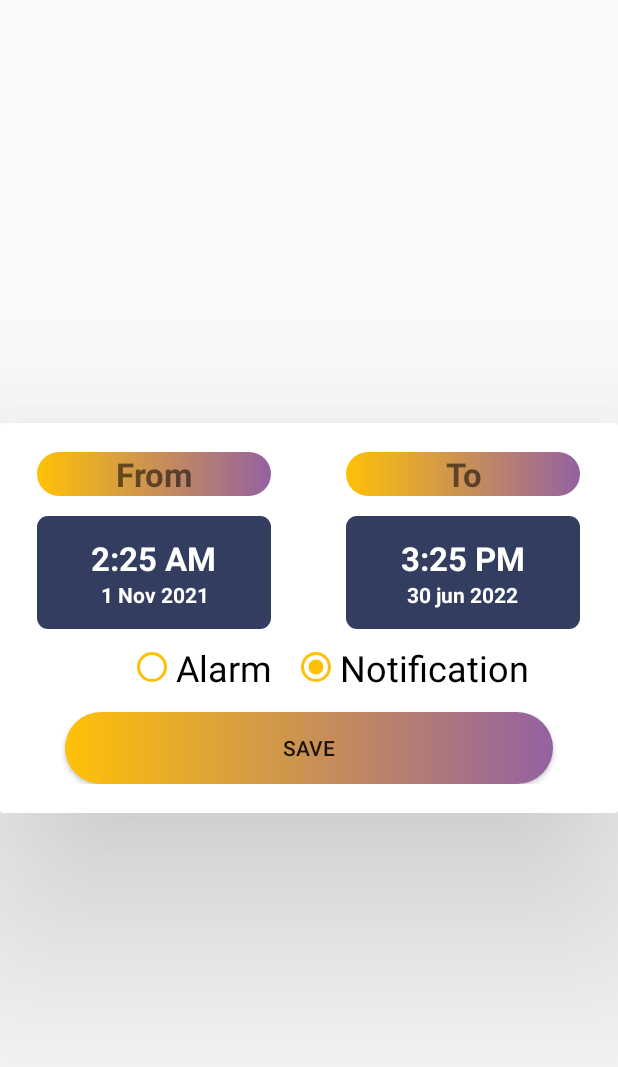
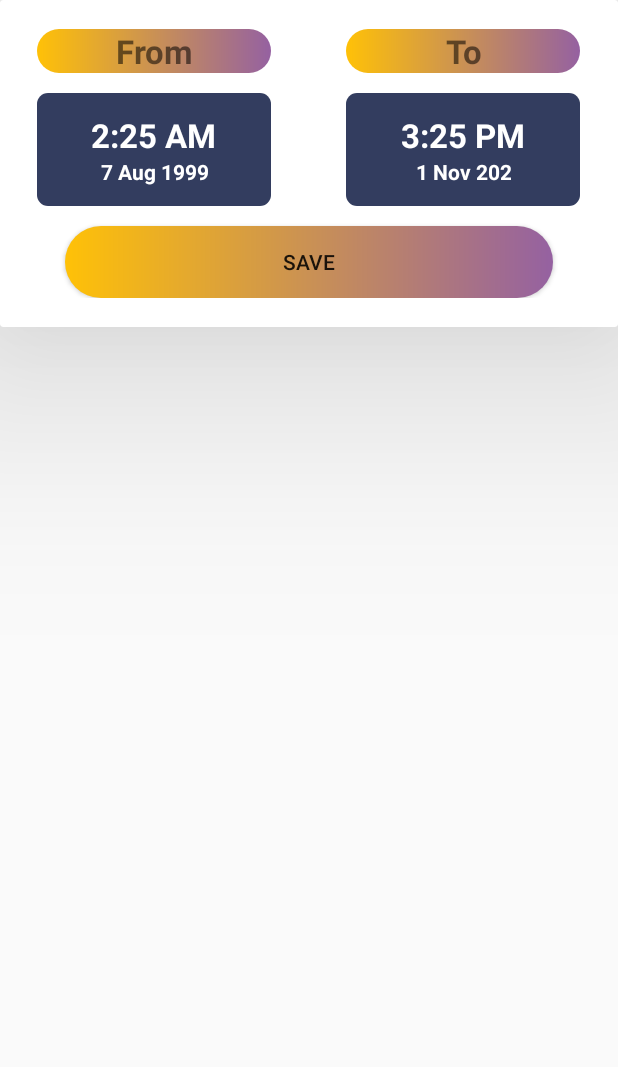
Before and after one commit to AbdElrahman-Rafaat-Amer/WeatherApp, an Android app: the layout alert_layout.xml on its own in the app's theme, with its tools: preview values and no code run, on a phone screen of 412 x 824 dp. Shown: the top 1067 px of the screen. Run offline under Robolectric (Android 15) with nearby library versions, the light colour scheme and no system bars; network calls fail.

Commit message:
enhancement code
check date when add alert

```diff
--- a/app/build.gradle
+++ b/app/build.gradle
@@ -50,7 +50,7 @@ dependencies {
     implementation 'androidx.preference:preference-ktx:1.2.0'
 
     //Worker Manger
-    implementation 'androidx.work:work-runtime:2.7.1'
+    implementation "androidx.work:work-runtime-ktx:2.7.1"
 
     //Location
     implementation 'com.google.android.gms:play-services-location:20.0.0'
@@ -91,9 +91,6 @@ dependencies {
     implementation 'com.github.bumptech.glide:glide:4.13.2'
     annotationProcessor 'com.github.bumptech.glide:compiler:4.13.2'
 
-    //Shimmer Animation
-    implementation 'com.facebook.shimmer:shimmer:0.5.0@aar'
-
     //Room
     implementation "androidx.room:room-ktx:2.4.3"
     implementation "androidx.room:room-runtime:2.4.3"
--- a/app/src/main/java/com/abdelrahman/rafaat/weatherapp/alert/view/OnAlertDeleteClickListener.kt
+++ b/app/src/main/java/com/abdelrahman/rafaat/weatherapp/alert/view/OnAlertDeleteClickListener.kt
@@ -1,5 +1,5 @@
 package com.abdelrahman.rafaat.weatherapp.alert.view
 
 interface OnAlertDeleteClickListener {
-    fun delete(id: Int)
+    fun delete(id: Int, tag: Long)
 }
--- a/app/src/main/java/com/abdelrahman/rafaat/weatherapp/database/AppDataBase.kt
+++ b/app/src/main/java/com/abdelrahman/rafaat/weatherapp/database/AppDataBase.kt
@@ -13,7 +13,7 @@ import com.abdelrahman.rafaat.weatherapp.model.WeatherResponse
 
 @Database(
     entities = [WeatherResponse::class, FavoritePlaces::class, SavedAddress::class, SavedAlerts::class],
-    version = 15
+    version = 16
 )
 @TypeConverters(DataConverter::class)
 abstract class AppDataBase : RoomDatabase() {
--- a/app/src/main/java/com/abdelrahman/rafaat/weatherapp/database/LocaleSource.kt
+++ b/app/src/main/java/com/abdelrahman/rafaat/weatherapp/database/LocaleSource.kt
@@ -18,9 +18,9 @@ interface LocaleSource {
     suspend fun insertAddressToRoom(address: SavedAddress)
 
     //Alerts
-    suspend fun getStoredAlerts(): List<SavedAlerts>?
-    suspend fun insertAlertToRoom(alerts: SavedAlerts)
-    suspend fun deleteAlertFromRoom(id: Int)
+    suspend fun getStoredAlerts(): List<SavedAlerts>
+    suspend fun insertAlertToRoom(alerts: SavedAlerts) : Long
+    suspend fun deleteAlertFromRoom(id: Int) : Int
     suspend fun getAlertFromRoom(id: Int): SavedAlerts
 
     //Favorites
--- a/app/src/main/java/com/abdelrahman/rafaat/weatherapp/favoriteplaces/view/FavoriteDetailsFragment.kt
+++ b/app/src/main/java/com/abdelrahman/rafaat/weatherapp/favoriteplaces/view/FavoriteDetailsFragment.kt
@@ -1,8 +1,6 @@
 package com.abdelrahman.rafaat.weatherapp.favoriteplaces.view
 
-
 import android.os.Bundle
-import android.util.Log
 import com.abdelrahman.rafaat.weatherapp.utils.getAddress
 import android.view.LayoutInflater
 import android.view.View
@@ -92,7 +90,6 @@ class FavoriteDetailsFragment : Fragment() {
 
     private fun observeViewModel() {
         viewModel.selectedFavoritePlaces.observe(viewLifecycleOwner) {
-            Log.i("Favorite", "observeViewModel: it---------------------> $it")
             when (it) {
                 is WeatherResponse -> {
                     assignDataToView(it)
--- a/app/src/main/java/com/abdelrahman/rafaat/weatherapp/model/RepositoryInterface.kt
+++ b/app/src/main/java/com/abdelrahman/rafaat/weatherapp/model/RepositoryInterface.kt
@@ -29,9 +29,9 @@ interface RepositoryInterface {
 
 
     //Alerts
-    suspend fun insertAlertToRoom(savedAlerts: SavedAlerts)
-    suspend fun getStoredAlerts(): List<SavedAlerts>?
-    suspend fun deleteAlertFromRoom(id: Int)
+    suspend fun insertAlertToRoom(savedAlerts: SavedAlerts): Long
+    suspend fun getStoredAlerts(): List<SavedAlerts>
+    suspend fun deleteAlertFromRoom(id: Int): Int
     suspend fun getAlertFromRoom(id: Int): SavedAlerts
 
 
--- a/app/src/main/java/com/abdelrahman/rafaat/weatherapp/model/SavedAlerts.kt
+++ b/app/src/main/java/com/abdelrahman/rafaat/weatherapp/model/SavedAlerts.kt
@@ -23,6 +23,9 @@ class SavedAlerts(
     @ColumnInfo(name = "repetitions")
     var repetitions: Long,
 
+    @ColumnInfo(name = "tag")
+    var tag: Long,
+
     @PrimaryKey(autoGenerate = true)
     @NonNull
     val id: Int? = null,
--- a/app/src/main/res/layout/alert_layout.xml
+++ b/app/src/main/res/layout/alert_layout.xml
@@ -1,40 +1,28 @@
 <?xml version="1.0" encoding="utf-8"?>
-<androidx.constraintlayout.widget.ConstraintLayout xmlns:android="http://schemas.android.com/apk/res/android"
+<androidx.cardview.widget.CardView xmlns:android="http://schemas.android.com/apk/res/android"
     xmlns:app="http://schemas.android.com/apk/res-auto"
     android:id="@+id/alertLayout_ConstraintLayout"
-    android:layout_width="match_parent"
-    android:layout_height="match_parent">
-
-    <androidx.cardview.widget.CardView
     android:layout_width="match_parent"
     android:layout_height="wrap_content"
     android:elevation="@dimen/_70sdp"
     android:outlineAmbientShadowColor="@color/black"
     android:outlineSpotShadowColor="@color/black"
-        app:cardElevation="@dimen/_70sdp"
-        app:layout_constraintBottom_toBottomOf="parent"
-        app:layout_constraintTop_toTopOf="parent">
+    app:cardElevation="@dimen/_70sdp">
 
     <androidx.constraintlayout.widget.ConstraintLayout
         android:layout_width="match_parent"
         android:layout_height="match_parent"
-            android:paddingTop="@dimen/_15sdp"
-            android:paddingBottom="@dimen/_15sdp">
+        android:paddingVertical="@dimen/_15sdp">
 
         <LinearLayout
-                android:id="@+id/parent_Linear"
-                android:layout_width="match_parent"
+            android:id="@+id/startLiner"
+            android:layout_width="0dp"
             android:layout_height="wrap_content"
-                android:orientation="horizontal"
-                android:weightSum="2"
+            android:layout_weight="1"
+            android:orientation="vertical"
+            app:layout_constraintStart_toStartOf="parent"
             app:layout_constraintTop_toTopOf="parent"
-                android:baselineAligned="false">
-
-                <LinearLayout
-                    android:layout_width="wrap_content"
-                    android:layout_height="match_parent"
-                    android:layout_weight="1"
-                    android:orientation="vertical">
+            app:layout_constraintWidth_percent="0.5">
 
             <TextView
                 android:id="@+id/alert_from"
@@ -62,7 +50,7 @@
                     android:layout_width="wrap_content"
                     android:layout_height="wrap_content"
                     android:layout_gravity="center"
-                            android:text="2:25 AM"
+                    android:text="@string/start_time"
                     android:textAlignment="center"
                     android:textColor="@color/white"
                     android:textSize="@dimen/_17sdp"
@@ -75,7 +63,7 @@
                     android:layout_width="wrap_content"
                     android:layout_height="wrap_content"
                     android:layout_gravity="center"
-                            android:text="1 Nov 2021"
+                    android:text="@string/start_date"
                     android:textAlignment="center"
                     android:textColor="@color/white"
                     android:textStyle="bold"
@@ -85,10 +73,14 @@
         </LinearLayout>
 
         <LinearLayout
-                    android:layout_width="wrap_content"
-                    android:layout_height="match_parent"
+            android:id="@+id/endLiner"
+            android:layout_width="0dp"
+            android:layout_height="wrap_content"
             android:layout_weight="1"
-                    android:orientation="vertical">
+            android:orientation="vertical"
+            app:layout_constraintEnd_toEndOf="parent"
+            app:layout_constraintTop_toTopOf="parent"
+            app:layout_constraintWidth_percent="0.5">
 
             <TextView
                 android:id="@+id/alert_to"
@@ -116,7 +108,7 @@
                     android:layout_width="wrap_content"
                     android:layout_height="wrap_content"
                     android:layout_gravity="center"
-                            android:text="3:25 PM"
+                    android:text="@string/end_time"
                     android:textAlignment="center"
                     android:textColor="@color/white"
                     android:textSize="@dimen/_17sdp"
@@ -129,7 +121,7 @@
                     android:layout_width="wrap_content"
                     android:layout_height="wrap_content"
                     android:layout_gravity="center"
-                            android:text="30 jun 2022"
+                    android:text="@string/end_date"
                     android:textAlignment="center"
                     android:textColor="@color/white"
                     android:textStyle="bold"
@@ -138,9 +130,19 @@
             </LinearLayout>
         </LinearLayout>
 
-            </LinearLayout>
 
-            <RadioGroup
+        <Button
+            android:id="@+id/alert_save_button"
+            android:layout_width="@dimen/_250sdp"
+            android:layout_height="wrap_content"
+            android:layout_marginTop="@dimen/_10sdp"
+            android:background="@drawable/bg_gradient"
+            android:text="@string/alert_save_button"
+            app:layout_constraintEnd_toEndOf="parent"
+            app:layout_constraintStart_toStartOf="parent"
+            app:layout_constraintTop_toBottomOf="@+id/endLiner" />
+
+        <!-- <RadioGroup
              android:id="@+id/alarm_radio_group"
              android:layout_width="wrap_content"
              android:layout_height="wrap_content"
@@ -170,24 +172,6 @@
                  android:checked="true"
                  android:text="@string/notification"
                  android:textSize="24sp" />
-            </RadioGroup>
-
-            <Button
-                android:id="@+id/alert_save_button"
-                android:layout_width="@dimen/_250sdp"
-                android:layout_height="wrap_content"
-                android:layout_marginTop="@dimen/_10sdp"
-                android:background="@drawable/bg_gradient"
-                android:text="@string/alert_save_button"
-                app:layout_constraintEnd_toEndOf="parent"
-                app:layout_constraintStart_toStartOf="parent"
-                app:layout_constraintTop_toBottomOf="@+id/alarm_radio_group" />
-
-
+         </RadioGroup>-->
     </androidx.constraintlayout.widget.ConstraintLayout>
-
-
 </androidx.cardview.widget.CardView>
-
-
-</androidx.constraintlayout.widget.ConstraintLayout>
--- a/app/src/main/res/layout/fragment_alert.xml
+++ b/app/src/main/res/layout/fragment_alert.xml
@@ -14,6 +14,7 @@
         android:layout_height="@dimen/_150sdp"
         android:contentDescription="@string/no_alert"
         android:src="@drawable/ic_alert"
+        android:visibility="gone"
         app:layout_constraintBottom_toBottomOf="parent"
         app:layout_constraintEnd_toEndOf="parent"
         app:layout_constraintStart_toStartOf="parent"
@@ -27,6 +28,7 @@
         android:textColor="?colorOnSecondary"
         android:textSize="@dimen/_20sdp"
         android:textStyle="bold"
+        android:visibility="gone"
         app:layout_constraintEnd_toEndOf="parent"
         app:layout_constraintStart_toStartOf="parent"
         app:layout_constraintTop_toBottomOf="@+id/no_alerts_imageView" />
@@ -35,6 +37,7 @@
         android:id="@+id/recyclerView_alerts"
         android:layout_width="match_parent"
         android:layout_height="match_parent"
+        android:visibility="gone"
         tools:listitem="@layout/custom_row_alert" />
 
 
--- a/app/src/main/res/values/google_maps_api.xml
+++ b/app/src/main/res/values/google_maps_api.xml
@@ -23,5 +23,5 @@
     AIzaSyAPuM2TrpdDDpub8h4fuI6Ap7ZmSQ90hTU
     AIzaSyAPuM2TrpdDDpub8h4fuI6Ap7ZmSQ90hTU
     -->
-    <string name="google_maps_key" templateMergeStrategy="preserve" translatable="false">AIzaSyAPuM2TrpdDDpub8h4fuI6Ap7ZmSQ90hTU</string>
+    <string name="google_maps_key" templateMergeStrategy="preserve" translatable="false">AIzaSyD2NMU3Gl41__ZbHF6ZFjahYgrF8Fe1UB0</string>
 </resources>
--- a/app/src/main/res/values/strings.xml
+++ b/app/src/main/res/values/strings.xml
@@ -51,6 +51,7 @@
     <string name="alert_from">From</string>
     <string name="alert_to">To</string>
     <string name="alarm">Alarm</string>
+    <string name="alert">Alert</string>
     <string name="alert_save_button">Save</string>
     <string name="undefined_place">Undefined Place</string>
     <string name="enable_gps">Please Enable GPS</string>
@@ -58,20 +59,18 @@
     <string name="waiting_enable_gps">Waiting you to enable GPS to get your location</string>
     <string name="error_network">No internet Founded</string>
 
-    <string name="fragment_favorite">Favorite Places</string>
     <string name="PM">PM</string>
     <string name="AM">AM</string>
-    <string name="alert_time_error">Start date must be  after current date</string>
+    <string name="alert_start_time_error">Start date must be  after current date</string>
+    <string name="alert_end_time_error">End date must be after start date</string>
     <string name="error_network_for_update">No internet Founded to update your information</string>
 
-    <string name="no_alert">No Alerts Founded</string>
-    <string name="sky_clear">The sky clear</string>
-
+    <string name="no_alert">Weather is fine,No Alerts for this time</string>
     <string name="rain_alert">Rain</string>
     <string name="wind_alert">Wind</string>
     <string name="avalanches_alert">Avalanches</string>
+    <string name="forest_fire_alert">Fire warning</string>
     <string name="other_alert">Rain and Wind</string>
-    <string name="forest_fire_alert">Fire warning</string>
     <string name="add_new_alert">add new alert</string>
     <string name="waiting_image">Waiting</string>
     <string name="loading_bar">loading bar</string>
@@ -88,6 +87,10 @@
     <string name="delete_alert">Are you sure you want delete this Alert?</string>
     <string name="delete_place">Are you sure you want delete this Place?</string>
     <string name="no_place_selected">Please select place first</string>
+    <string name="start_time">2:25 AM</string>
+    <string name="start_date">7 Aug 1999</string>
+    <string name="end_time">3:25 PM</string>
+    <string name="end_date">1 Nov 202</string>
 
 
     <string-array name="pref_notification">
```
Also changed, not shown: app/src/main/AndroidManifest.xml (+9 -8 lines), app/src/main/java/com/abdelrahman/rafaat/weatherapp/alert/view/AlertAdapter.kt (+17 -21 lines), app/src/main/java/com/abdelrahman/rafaat/weatherapp/alert/view/AlertFragment.kt (+109 -93 lines), app/src/main/java/com/abdelrahman/rafaat/weatherapp/alert/viewmodel/AlertViewModel.kt (+7 -2 lines), app/src/main/java/com/abdelrahman/rafaat/weatherapp/database/ConcreteLocaleSource.kt (+8 -16 lines), app/src/main/java/com/abdelrahman/rafaat/weatherapp/favoriteplaces/view/FavoriteFragment.kt (+0 -8 lines), app/src/main/java/com/abdelrahman/rafaat/weatherapp/favoriteplaces/viewmodel/FavoritePlaceViewModel.kt (+0 -14 lines), app/src/main/java/com/abdelrahman/rafaat/weatherapp/model/Repository.kt (+7 -14 lines), app/src/main/java/com/abdelrahman/rafaat/weatherapp/reminder/NotificationAlert.kt (+10 -23 lines), 1 other file. Lines whose indentation alone changed are shown as unchanged.
